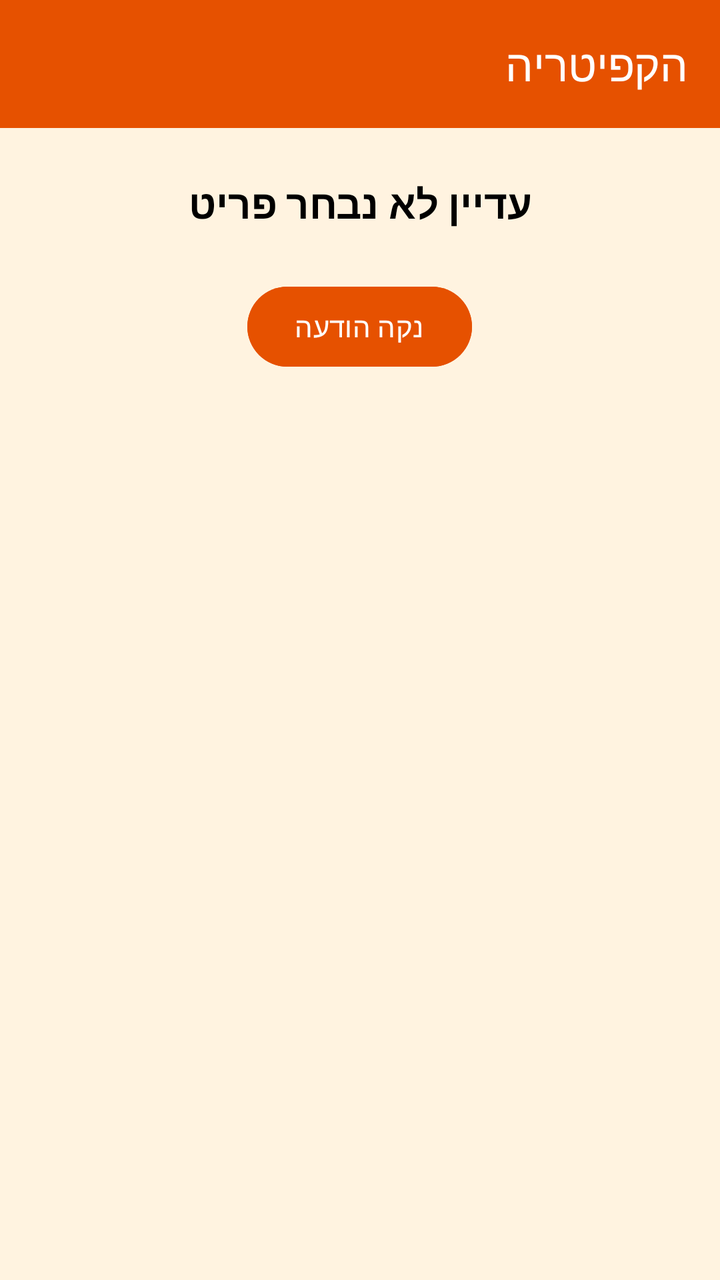
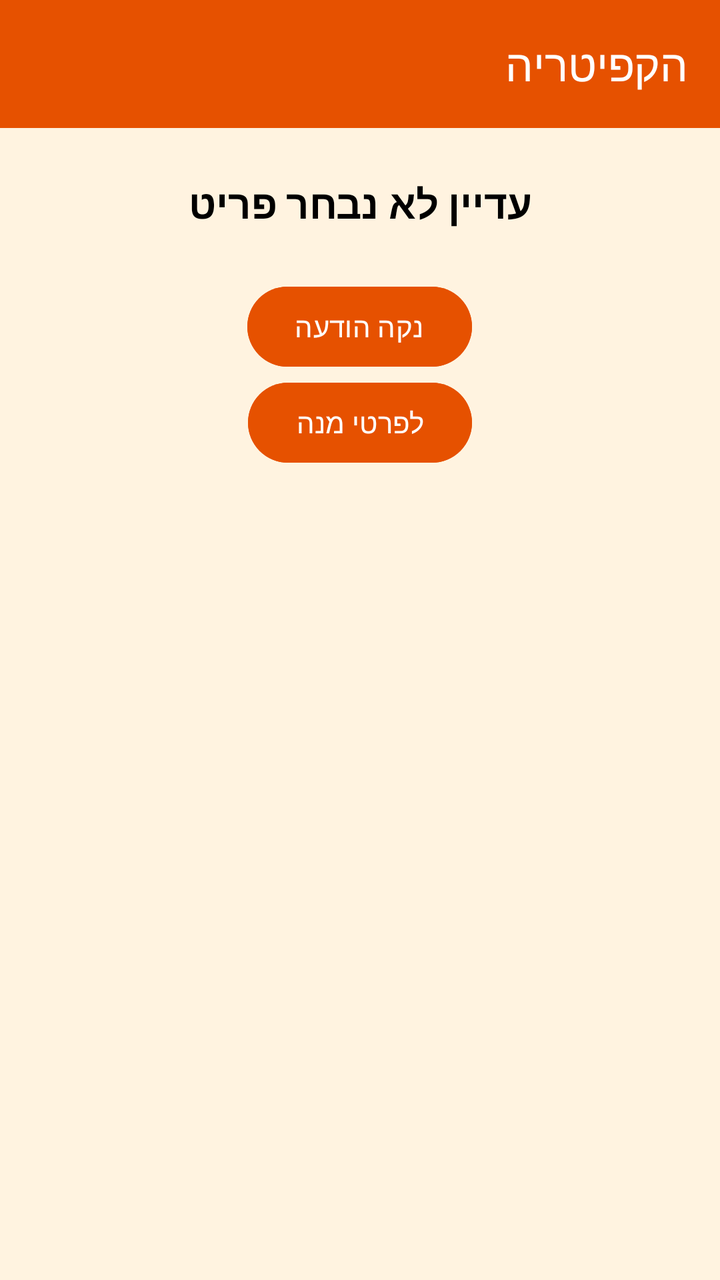

An Android layout rendered at two revisions. The XML below is the earlier revision; the diff shows what the commit changed to produce the second picture.
<!-- AndroidManifest.xml: application theme Theme.CafeteriaApp -->
<!-- res/layout/activity_home.xml -->
<?xml version="1.0" encoding="utf-8"?>
<LinearLayout xmlns:android="http://schemas.android.com/apk/res/android"
    xmlns:app="http://schemas.android.com/apk/res-auto"
    android:id="@+id/main"
    android:layout_width="match_parent"
    android:layout_height="match_parent"
    android:orientation="vertical"
    android:layoutDirection="rtl"
    android:background="@color/cream">

    <com.google.android.material.appbar.MaterialToolbar
        android:id="@+id/toolbar"
        android:layout_width="match_parent"
        android:layout_height="?attr/actionBarSize"
        android:background="@color/orange"
        android:theme="@style/ThemeOverlay.Material3.Dark.ActionBar"
        app:popupTheme="@style/ThemeOverlay.Material3.Light"
        app:title="הקפיטריה"
        app:titleTextColor="@color/white" />

    <TextView
        android:id="@+id/tvStatus"
        android:layout_width="match_parent"
        android:layout_height="wrap_content"
        android:layout_margin="24dp"
        android:layout_marginTop="48dp"
        android:gravity="center"
        android:text="עדיין לא נבחר פריט"
        android:textSize="20sp"
        android:textColor="@color/black"
        android:textStyle="bold" />

    <Button
        android:id="@+id/btnClear"
        android:layout_width="wrap_content"
        android:layout_height="wrap_content"
        android:layout_gravity="center_horizontal"
        android:text="נקה הודעה"
        android:backgroundTint="@color/orange" />

</LinearLayout>
<!-- resources referenced by this layout -->
<resources>
  <color name="black">#FF000000</color>
  <color name="cream">#FFF3E0</color>
  <color name="orange">#E65100</color>
  <color name="white">#FFFFFFFF</color>
  <style name="Theme.CafeteriaApp" parent="Base.Theme.CafeteriaApp" />
  <style name="Base.Theme.CafeteriaApp" parent="Theme.Material3.DayNight.NoActionBar">
          
          
          <item name="popupMenuBackground">@color/white</item>
          <item name="colorSurfaceContainer">@color/white</item>
      </style>
</resources>

<!-- the commit's change to res/layout/activity_home.xml (unified diff, before → after) -->
@@ -38,4 +38,12 @@
         android:text="נקה הודעה"
         android:backgroundTint="@color/orange" />
 
+    <Button
+        android:id="@+id/btnFoodDetails"
+        android:layout_width="wrap_content"
+        android:layout_height="wrap_content"
+        android:layout_gravity="center_horizontal"
+        android:text="לפרטי מנה"
+        android:backgroundTint="@color/orange" />
+
 </LinearLayout>
